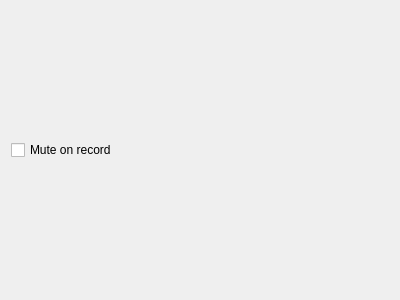
artm/WatchThatSound, file Preferences.ui: the form before one commit.
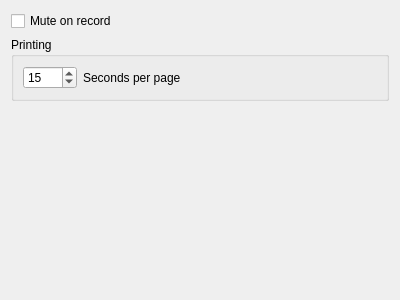
The form after the commit.

Commit message: print preference in the dialog

```diff
--- a/Preferences.ui
+++ b/Preferences.ui
@@ -21,6 +21,48 @@
      </property>
     </widget>
    </item>
+   <item>
+    <widget class="QGroupBox" name="groupBox">
+     <property name="title">
+      <string>Printing</string>
+     </property>
+     <layout class="QFormLayout" name="formLayout">
+      <item row="0" column="0">
+       <widget class="QSpinBox" name="secPPage">
+        <property name="minimum">
+         <number>5</number>
+        </property>
+        <property name="maximum">
+         <number>1000</number>
+        </property>
+        <property name="value">
+         <number>15</number>
+        </property>
+       </widget>
+      </item>
+      <item row="0" column="1">
+       <widget class="QLabel" name="label">
+        <property name="text">
+         <string>Seconds per page</string>
+        </property>
+       </widget>
+      </item>
+     </layout>
+    </widget>
+   </item>
+   <item>
+    <spacer name="verticalSpacer">
+     <property name="orientation">
+      <enum>Qt::Vertical</enum>
+     </property>
+     <property name="sizeHint" stdset="0">
+      <size>
+       <width>20</width>
+       <height>40</height>
+      </size>
+     </property>
+    </spacer>
+   </item>
   </layout>
  </widget>
  <resources/>
```
